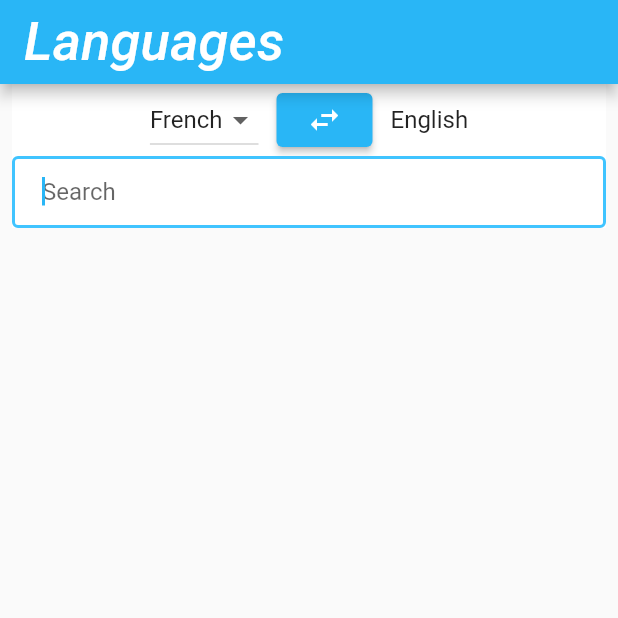
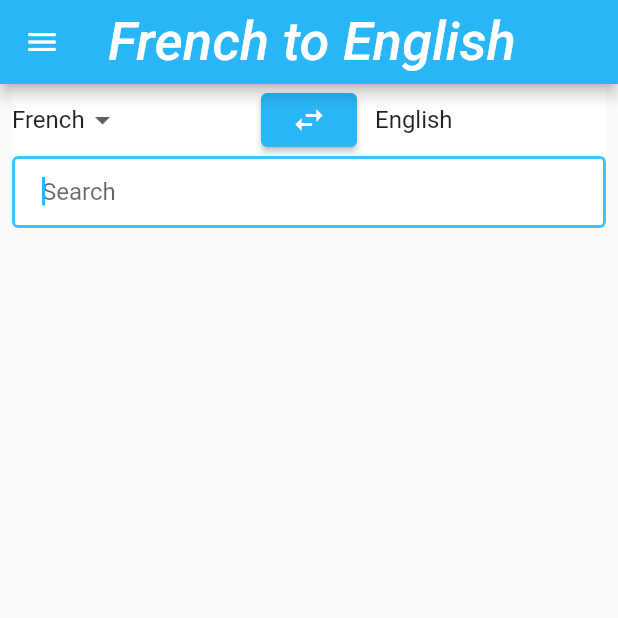
Before and after one commit to BRISINGR-01/Multilingual-dictionary, a Flutter app: the screen it shows after launch, on a phone screen of 412 x 824 dp, the top half of it. Run offline on Flutter 3.47's test engine with Material 2 defaults, Android fonts, the phone set to English and light mode, and no system bars; our stand-ins replace sqflite_common_ffi; accounts and stored records are empty; Roboto replaces fonts that are missing (Hind, New Times Roman); project files that could hold a hidden picture were left out.

Commit message:
add drawer and connect to the downloader page

```diff
--- a/lib/search.dart
+++ b/lib/search.dart
@@ -1,11 +1,12 @@
 import 'package:flutter/material.dart';
-import 'package:multilingual_dictionary/database.dart';
+import 'package:multilingual_dictionary/data.dart';
 import 'package:multilingual_dictionary/displayWord.dart';
+import 'package:multilingual_dictionary/download.dart';
 
 class SearchState extends State<Search> {
   DatabaseHelper databaseHelper = DatabaseHelper.init("Dutch");
 
-  final List<String> _languages = ["French", "Dutch"];
+  List<String> _languages = ["French", "Dutch"];
   List<Map<String, Object?>> _items = [];
   String _language = "French";
   String _querry = "";
@@ -21,12 +22,47 @@ class SearchState extends State<Search> {
     });
   }
 
+  addLanguage(newLang) {
+    setState(() {
+      _languages = [..._languages, newLang];
+    });
+  }
+
   @override
   Widget build(BuildContext context) {
     return Scaffold(
         appBar: AppBar(
-          title: const Text('Languages'),
+          title: Text(_modeToEnglish
+              ? '$_language to English'
+              : 'English to $_language'),
         ),
+        drawer: Drawer(
+            child: ListView(padding: EdgeInsets.zero, children: [
+          ListTile(
+            title: const Text('Settings'),
+            leading: Icon(Icons.settings,
+                color: Theme.of(context).colorScheme.tertiary),
+            shape: const RoundedRectangleBorder(
+              side: BorderSide(color: Colors.black38, width: .3),
+            ),
+            onTap: () {},
+          ),
+          ListTile(
+            title: const Text('Download Languages'),
+            leading: Icon(Icons.download,
+                color: Theme.of(context).colorScheme.primary),
+            shape: const RoundedRectangleBorder(
+              side: BorderSide(color: Colors.black38, width: .3),
+            ),
+            onTap: () {
+              Navigator.push(
+                  context,
+                  MaterialPageRoute(
+                    builder: (context) => const DownloadLanguages(),
+                  ));
+            },
+          ),
+        ])),
         body: Padding(
           padding: const EdgeInsets.symmetric(horizontal: 8.0),
           child: Column(mainAxisSize: MainAxisSize.max, children: [
@@ -35,9 +71,10 @@ class SearchState extends State<Search> {
               child: Row(
                   mainAxisAlignment: MainAxisAlignment.center,
                   mainAxisSize: MainAxisSize.max,
-                  children: _modeToEnglish
-                      ? <Widget>[
-                          DropdownButton(
+                  children: [
+                    Expanded(
+                      child: _modeToEnglish
+                          ? DropdownButton(
                               value: _language,
                               items: _languages
                                   .map((String items) => DropdownMenuItem(
@@ -45,13 +82,18 @@ class SearchState extends State<Search> {
                                         child: Text(items),
                                       ))
                                   .toList(),
+                              underline: Container(),
                               onChanged: (String? val) {
                                 _language = val as String;
                                 fetchList();
-                              }),
+                              })
+                          : const Text(
+                              "English",
+                              style: TextStyle(fontSize: 16),
+                            ),
+                    ),
                     Padding(
-                            padding:
-                                const EdgeInsets.symmetric(horizontal: 12.0),
+                      padding: const EdgeInsets.symmetric(horizontal: 12.0),
                       child: ElevatedButton(
                           onPressed: () {
                             setState(() {
@@ -63,34 +105,9 @@ class SearchState extends State<Search> {
                             Icons.swap_horiz_outlined,
                           )),
                     ),
-                          const Text(
-                            "English",
-                            style: TextStyle(fontSize: 16),
-                          )
-                        ]
-                      : <Widget>[
-                          const Padding(
-                            padding: EdgeInsets.only(right: 15),
-                            child: Text(
-                              "English",
-                              style: TextStyle(fontSize: 16),
-                            ),
-                          ),
-                          Padding(
-                            padding:
-                                const EdgeInsets.symmetric(horizontal: 12.0),
-                            child: ElevatedButton(
-                                onPressed: () {
-                                  setState(() {
-                                    _modeToEnglish = !_modeToEnglish;
-                                  });
-                                  fetchList();
-                                },
-                                child: const Icon(
-                                  Icons.swap_horiz_outlined,
-                                )),
-                          ),
-                          DropdownButton(
+                    Expanded(
+                      child: !_modeToEnglish
+                          ? DropdownButton(
                               value: _language,
                               items: _languages
                                   .map((String items) => DropdownMenuItem(
@@ -98,10 +115,16 @@ class SearchState extends State<Search> {
                                         child: Text(items),
                                       ))
                                   .toList(),
+                              underline: Container(),
                               onChanged: (String? val) {
                                 _language = val as String;
                                 fetchList();
-                              }),
+                              })
+                          : const Text(
+                              "English",
+                              style: TextStyle(fontSize: 16),
+                            ),
+                    ),
                   ]),
             ),
             Container(
--- a/pubspec.yaml
+++ b/pubspec.yaml
@@ -16,6 +16,7 @@ dependencies:
   path: ^1.8.1
   path_provider: ^2.0.11
   sqflite_common_ffi: ^2.1.1+1
+  shared_preferences: ^2.0.15
 
 dev_dependencies:
   flutter_test:
```
Also changed, not shown: lib/displayWord.dart (+5 -5 lines), lib/download.dart (+4 -4 lines), lib/data.dart (renamed from lib/database.dart), pubspec.lock, 1 other file. Lines whose indentation alone changed are shown as unchanged.
